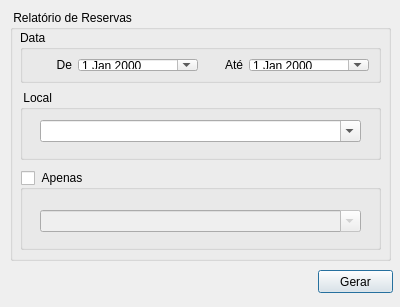
Qt form Projects/Blink/Plugins/visit/choosereportreserve.ui (MarcoBueno1/qrad) before a commit.
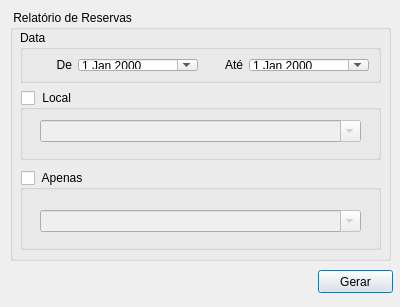
The same form after that commit. Icons and pictures are not drawn.

Diff of the .ui file:
```diff
--- a/Projects/Blink/Plugins/visit/choosereportreserve.ui
+++ b/Projects/Blink/Plugins/visit/choosereportreserve.ui
@@ -102,6 +102,12 @@
     <property name="title">
      <string> Local </string>
     </property>
+    <property name="checkable">
+     <bool>true</bool>
+    </property>
+    <property name="checked">
+     <bool>false</bool>
+    </property>
     <widget class="QComboBox" name="comboBoxLocal">
      <property name="geometry">
       <rect>
```
Left out of the diff: 2 changed lines with no effect on the pictures.
